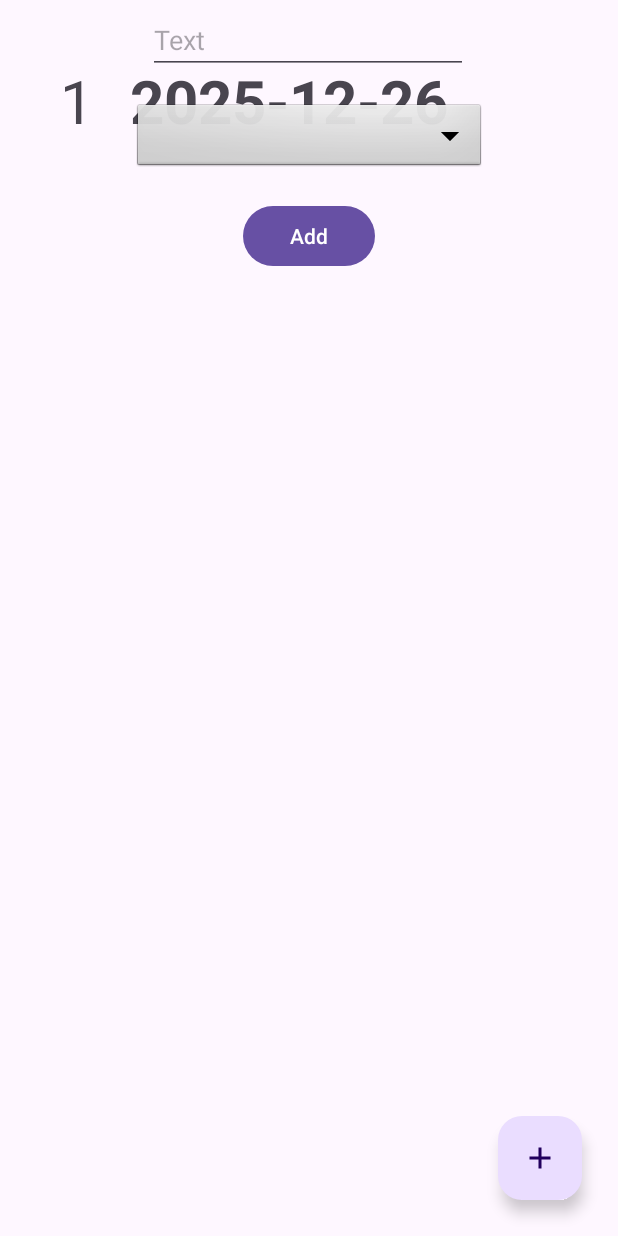
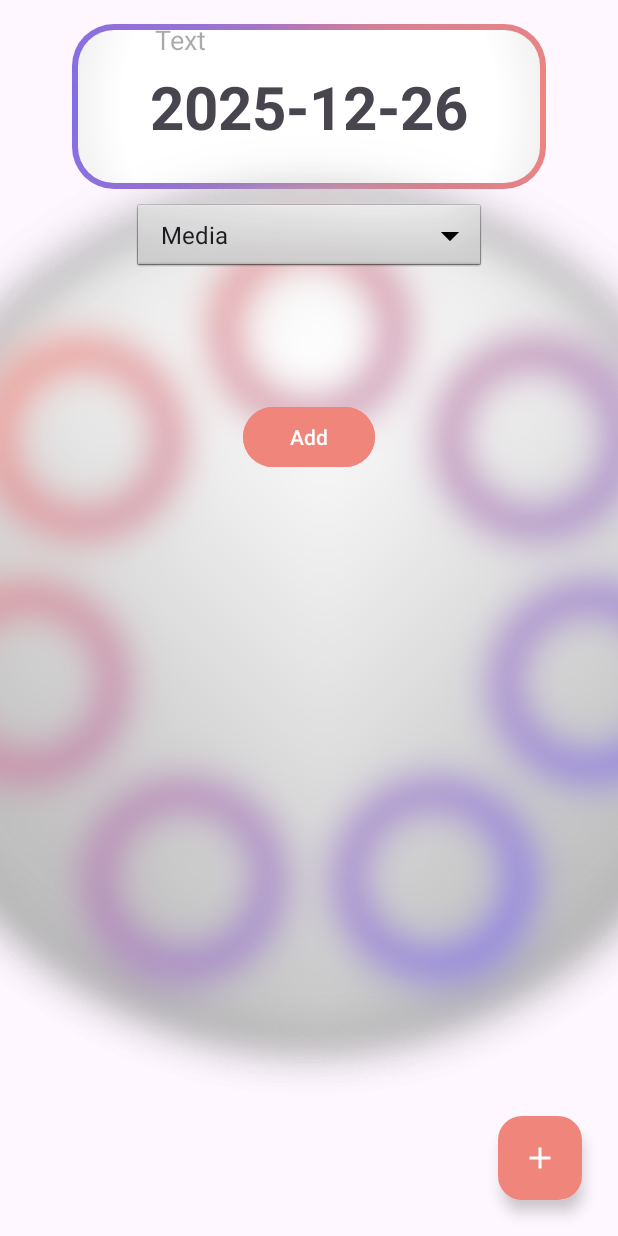
Before and after one commit to MegaStrimp/Center, an Android app: the fragment AddFragment placed in its activity, on a phone screen of 412 x 824 dp. Run offline under Robolectric (Android 15) with nearby library versions, the phone set to English and light mode, and no system bars; our stand-ins replace Room's generated code, navigation-ui.

Commit message:
12/26/25
* Updated the UI in Center

```diff
--- a/app/src/main/java/com/example/center/fragments/add/AddFragment.kt
+++ b/app/src/main/java/com/example/center/fragments/add/AddFragment.kt
@@ -77,6 +77,7 @@ class AddFragment : Fragment()
             val action = AddFragmentDirections.actionAddFragmentToListFragment(
                 args.currentDate
             )
+
             findNavController().navigate(action)
         } else
         {
--- a/app/src/main/java/com/example/center/fragments/date/DateFragment.kt
+++ b/app/src/main/java/com/example/center/fragments/date/DateFragment.kt
@@ -31,8 +31,10 @@ class DateFragment : Fragment()
         // Recyclerview
         val adapter = DateAdapter()
         val recyclerView = view.findViewById<RecyclerView>(R.id.recyclerview)
+
         recyclerView.adapter = adapter
         recyclerView.layoutManager = LinearLayoutManager(requireContext())
+
 
         // DateViewModel
         mDateViewModel = ViewModelProvider(this).get(DateViewModel::class.java)
--- /dev/null
+++ b/app/src/main/res/drawable/inner_background.xml
@@ -0,0 +1,16 @@
+<?xml version="1.0" encoding="utf-8"?>
+<shape xmlns:android="http://schemas.android.com/apk/res/android"
+    android:shape="rectangle">
+
+    <corners android:radius="24dp" />
+
+    <gradient
+        android:type="radial"
+        android:gradientRadius="250dp"
+        android:centerColor="#FFFFFFFF"
+        android:startColor="#FFFFFFFF"
+        android:endColor="#FFCCCCCC"
+        android:useLevel="false"
+        android:angle="0" />
+
+</shape>
--- /dev/null
+++ b/app/src/main/res/drawable/rotating_border.xml
@@ -0,0 +1,16 @@
+<?xml version="1.0" encoding="utf-8"?>
+<layer-list xmlns:android="http://schemas.android.com/apk/res/android">
+
+    <item>
+        <shape android:shape="rectangle">
+            <corners android:radius="28dp" />
+            <gradient
+                android:type="sweep"
+                android:startColor="#F0867B"
+                android:centerColor="#826DE8"
+                android:endColor="#F0867B"
+                android:useLevel="false" />
+        </shape>
+    </item>
+
+</layer-list>
--- a/app/src/main/res/layout/date_row.xml
+++ b/app/src/main/res/layout/date_row.xml
@@ -1,32 +1,52 @@
 <?xml version="1.0" encoding="utf-8"?>
-<androidx.constraintlayout.widget.ConstraintLayout xmlns:android="http://schemas.android.com/apk/res/android"
+<FrameLayout xmlns:android="http://schemas.android.com/apk/res/android"
     xmlns:app="http://schemas.android.com/apk/res-auto"
+    android:id="@+id/border_container"
     android:layout_width="match_parent"
     android:layout_height="wrap_content"
-    android:padding="24sp"
-    android:id="@+id/rowLayout">
+    android:layout_marginTop="16dp"
+    android:layout_marginBottom="16dp"
+    android:layout_marginStart="48dp"
+    android:layout_marginEnd="48dp"
+    android:padding="4dp"
+    android:background="@drawable/rotating_border"
+    android:gravity="center"
+    android:orientation="horizontal">
+
+    <androidx.constraintlayout.widget.ConstraintLayout
+        android:id="@+id/rowLayout"
+        android:layout_width="match_parent"
+        android:layout_height="wrap_content"
+        android:padding="24dp"
+        android:background="@drawable/inner_background"
+        android:gravity="center"
+        android:orientation="horizontal">
 
         <TextView
             android:id="@+id/id_txt"
             android:layout_width="wrap_content"
             android:layout_height="wrap_content"
-        android:layout_marginStart="16dp"
-        android:layout_marginTop="16dp"
+            android:visibility="invisible"
             android:text="1"
             android:textSize="40sp"
             app:layout_constraintStart_toStartOf="parent"
-        app:layout_constraintTop_toTopOf="parent" />
+            app:layout_constraintTop_toTopOf="parent"
+            android:gravity="center"
+            android:orientation="horizontal" />
 
         <TextView
             android:id="@+id/date_txt"
             android:layout_width="wrap_content"
             android:layout_height="wrap_content"
-        android:layout_marginStart="24dp"
-        android:layout_marginTop="16dp"
+            android:gravity="center"
+            android:orientation="horizontal"
             android:text="01/01/25"
             android:textSize="40sp"
             android:textStyle="bold"
-        app:layout_constraintStart_toEndOf="@+id/id_txt"
+            app:layout_constraintEnd_toEndOf="parent"
+            app:layout_constraintStart_toStartOf="parent"
             app:layout_constraintTop_toTopOf="parent" />
 
     </androidx.constraintlayout.widget.ConstraintLayout>
+
+</FrameLayout>
--- a/app/src/main/res/layout/fragment_add.xml
+++ b/app/src/main/res/layout/fragment_add.xml
@@ -6,6 +6,13 @@
     android:layout_height="match_parent"
     tools:context=".fragments.add.AddFragment">
 
+    <ImageView
+        android:id="@+id/bgImage"
+        android:layout_width="match_parent"
+        android:layout_height="match_parent"
+        android:scaleType="center"
+        android:src="@drawable/page_background" />
+
     <EditText
         android:id="@+id/addText_et"
         android:layout_width="wrap_content"
@@ -13,9 +20,9 @@
         android:layout_marginTop="4dp"
         android:ems="10"
         android:hint="Text"
+        android:backgroundTint="@color/white"
+        app:layout_constraintStart_toStartOf="parent"
         app:layout_constraintEnd_toEndOf="parent"
-        app:layout_constraintHorizontal_bias="0.497"
-        app:layout_constraintStart_toStartOf="parent"
         app:layout_constraintTop_toTopOf="parent" />
 
     <Spinner
@@ -34,9 +41,10 @@
         android:layout_width="wrap_content"
         android:layout_height="wrap_content"
         android:layout_marginTop="133dp"
+        android:backgroundTint="#F0867B"
         android:text="Add"
         app:layout_constraintEnd_toEndOf="parent"
         app:layout_constraintStart_toStartOf="parent"
-        app:layout_constraintTop_toTopOf="parent" />
+        app:layout_constraintTop_toTopOf="@+id/categories" />
 
 </androidx.constraintlayout.widget.ConstraintLayout>
--- a/app/src/main/res/layout/fragment_date.xml
+++ b/app/src/main/res/layout/fragment_date.xml
@@ -6,10 +6,19 @@
     android:layout_height="match_parent"
     tools:context=".fragments.date.DateFragment">
 
+    <ImageView
+        android:id="@+id/bgImage"
+        android:layout_width="match_parent"
+        android:layout_height="match_parent"
+        android:src="@drawable/page_background"
+        android:scaleType="center" />
+
     <androidx.recyclerview.widget.RecyclerView
         android:id="@+id/recyclerview"
         android:layout_width="match_parent"
-        android:layout_height="match_parent" />
+        android:layout_height="match_parent"
+        tools:layout_editor_absoluteX="30dp"
+        tools:layout_editor_absoluteY="0dp" />
 
     <com.google.android.material.floatingactionbutton.FloatingActionButton
         android:id="@+id/floatingActionButton"
@@ -20,7 +29,8 @@
         android:clickable="true"
         android:focusable="true"
         android:src="@drawable/ic_add"
-        android:tint="@android:color/white"
+        app:tint="@android:color/white"
+        android:backgroundTint="#F0867B"
         app:layout_constraintBottom_toBottomOf="parent"
         app:layout_constraintEnd_toEndOf="parent"
         app:layout_constraintHorizontal_bias="1.0"
```
Also changed, not shown: app/src/main/res/layout/custom_row.xml (+31 -8 lines), app/src/main/res/layout/fragment_list.xml (+14 -3 lines), app/src/main/res/layout/fragment_update.xml (+19 -5 lines), app/src/main/res/drawable/page_background.png (added). Lines whose indentation alone changed are shown as unchanged.
